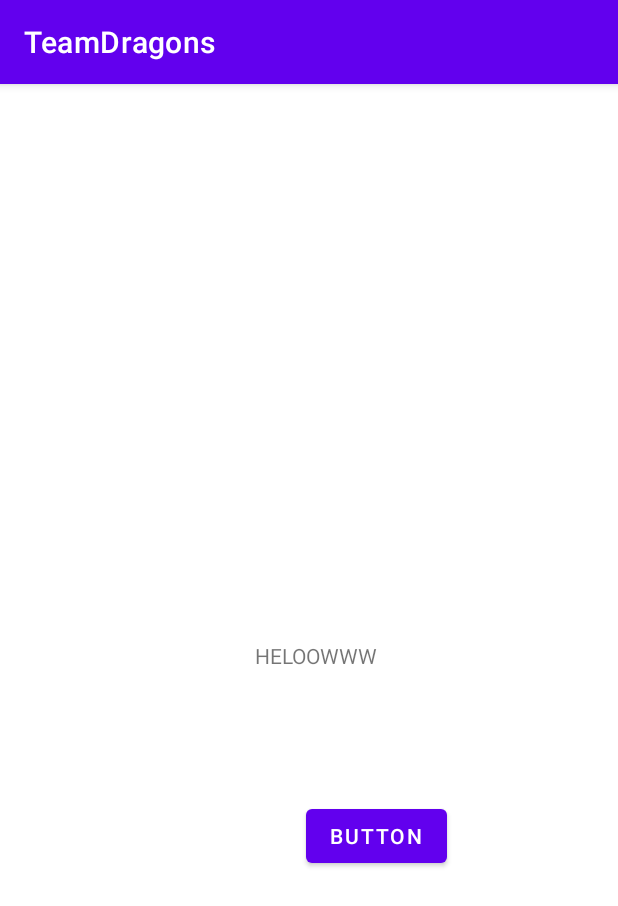
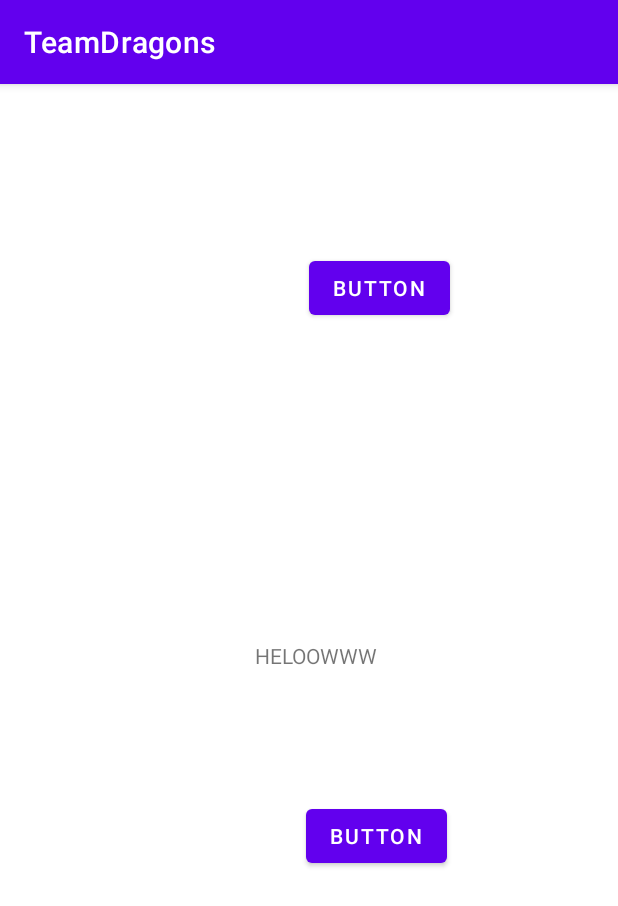
Before and after one commit to PasinduShavinda/TeamDragons, an Android app: the screen it shows after launch (MainActivity), on a phone screen of 412 x 824 dp. Shown: the top 906 px of the screen. Run offline under Robolectric (Android 15) with nearby library versions, the phone set to English and light mode, and no system bars.

Commit message:
added button 2

```diff
--- a/app/src/main/res/layout/activity_main.xml
+++ b/app/src/main/res/layout/activity_main.xml
@@ -33,4 +33,16 @@
         app:layout_constraintEnd_toEndOf="parent"
         app:layout_constraintStart_toStartOf="parent"
         app:layout_constraintTop_toBottomOf="@+id/textView" />
+
+    <Button
+        android:id="@+id/button2"
+        android:layout_width="wrap_content"
+        android:layout_height="wrap_content"
+        android:layout_marginStart="205dp"
+        android:layout_marginTop="112dp"
+        android:layout_marginEnd="112dp"
+        android:text="Button"
+        app:layout_constraintEnd_toEndOf="parent"
+        app:layout_constraintStart_toStartOf="parent"
+        app:layout_constraintTop_toTopOf="parent" />
 </androidx.constraintlayout.widget.ConstraintLayout>
```
